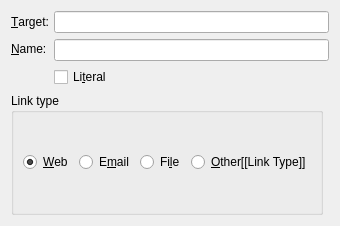
This is src/frontends/qt/ui/HyperlinkUi.ui in cburschka/lyx as Qt 5 draws it before an edit. The edited form follows.
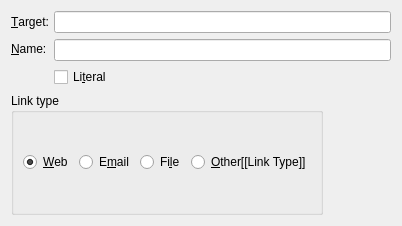
This is the edited form.

Commit message: Try to be more precise in the hyperlink type tooltips

Patch:
```diff
--- a/src/frontends/qt/ui/HyperlinkUi.ui
+++ b/src/frontends/qt/ui/HyperlinkUi.ui
@@ -6,7 +6,7 @@
    <rect>
     <x>0</x>
     <y>0</y>
-    <width>319</width>
+    <width>402</width>
     <height>226</height>
    </rect>
   </property>
```
Left out of the diff: 4 changed lines with no effect on the pictures.
